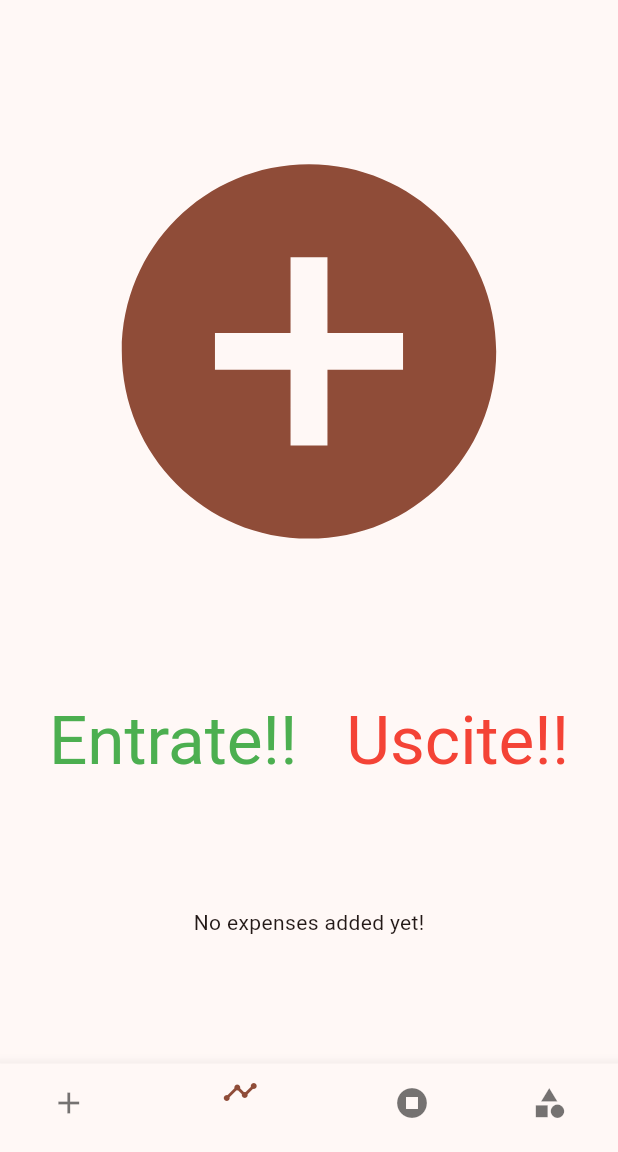
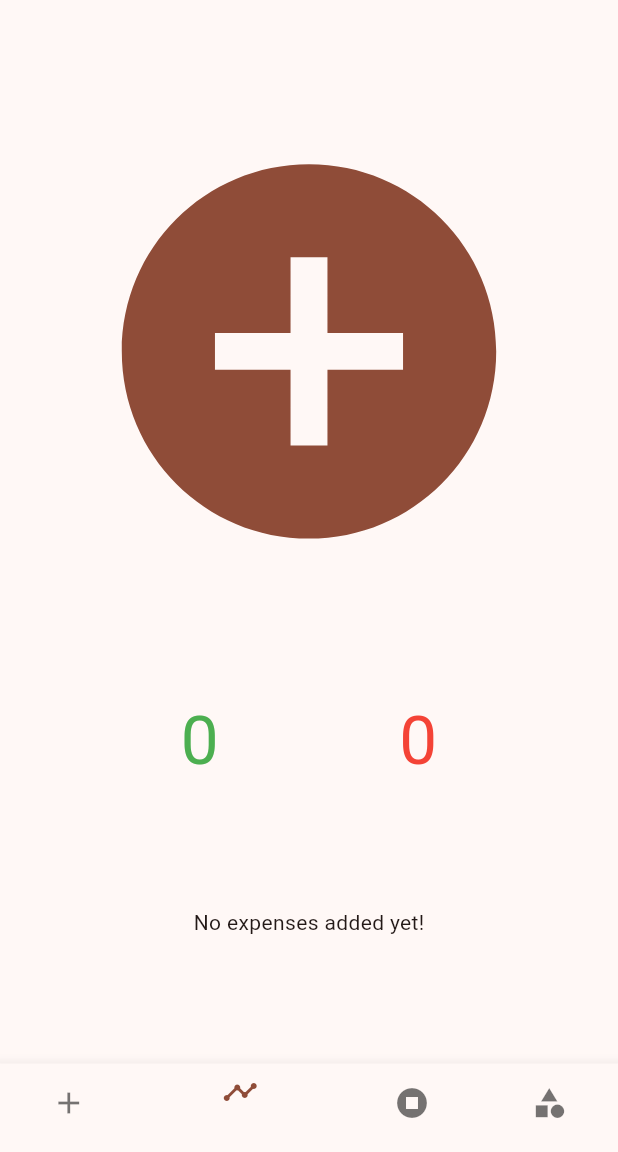
Before and after one commit to rave98/allassabudget, a Flutter app: the screen it shows after launch, on a phone screen of 412 x 824 dp, the part 84-1236 px from its top. Run offline on Flutter 3.47's test engine with Material 3 defaults, Android fonts, the phone set to English and light mode, and no system bars; our stand-ins replace image_picker, isar, pie_chart; accounts and stored records are empty; generated files the repository leaves out were written again.

Commit message:
feat: added dynamic text for gains and losses in homepage

```diff
--- a/lib/Pages/Homepage/homepage.dart
+++ b/lib/Pages/Homepage/homepage.dart
@@ -40,8 +40,26 @@ class HomePage extends StatelessWidget {
         Row(
           mainAxisAlignment: MainAxisAlignment.spaceEvenly,
           children: [
-             Text("Entrate!!", style: Theme.of(context).textTheme.displayMedium?.copyWith(color: Colors.green),),
-             Text("Uscite!!", style: Theme.of(context).textTheme.displayMedium?.copyWith(color: Colors.red),)
+             FutureBuilder(
+              future: Storage.gains(),
+              builder: (BuildContext context, AsyncSnapshot<int> snapshot) {
+                if (snapshot.hasData && snapshot.data != null) {
+                  return Text(snapshot.data.toString(), style: Theme.of(context).textTheme.displayMedium?.copyWith(color: Colors.green),);
+                }
+                else {
+                  return const CircularProgressIndicator();
+                }
+              }),
+            FutureBuilder(
+              future: Storage.losses(),
+              builder: (BuildContext context, AsyncSnapshot<int> snapshot) {
+                if (snapshot.hasData && snapshot.data != null) {
+                  return Text(snapshot.data.toString(), style: Theme.of(context).textTheme.displayMedium?.copyWith(color: Colors.red),);
+                }
+                else {
+                  return const CircularProgressIndicator();
+                }
+              }),
           ],
         ),
         FutureBuilder(
--- a/lib/Storage/Models/expense.dart
+++ b/lib/Storage/Models/expense.dart
@@ -26,6 +26,8 @@ class Expense {
   /// 1 days
   /// 2 weeks
   /// 3 months
+  /// 4 years
+  /// There's an Enum that catches this relationship in {@link lib/utils.dart}
   final int recurringSpan;
 
   /// amount in cents
```
